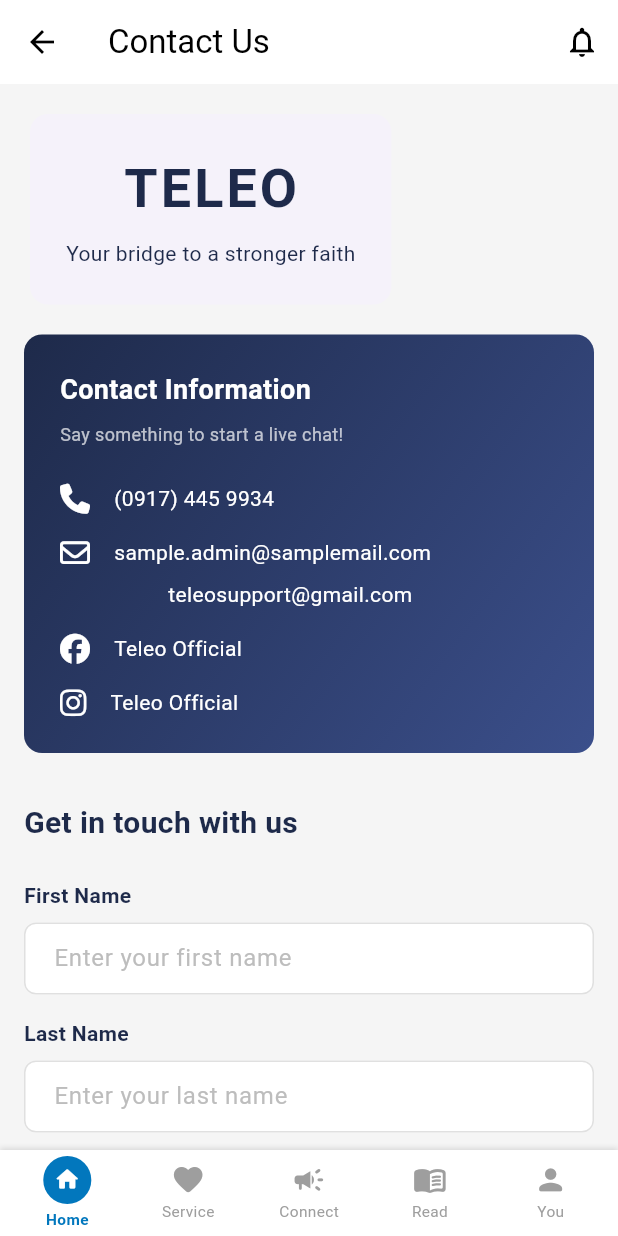
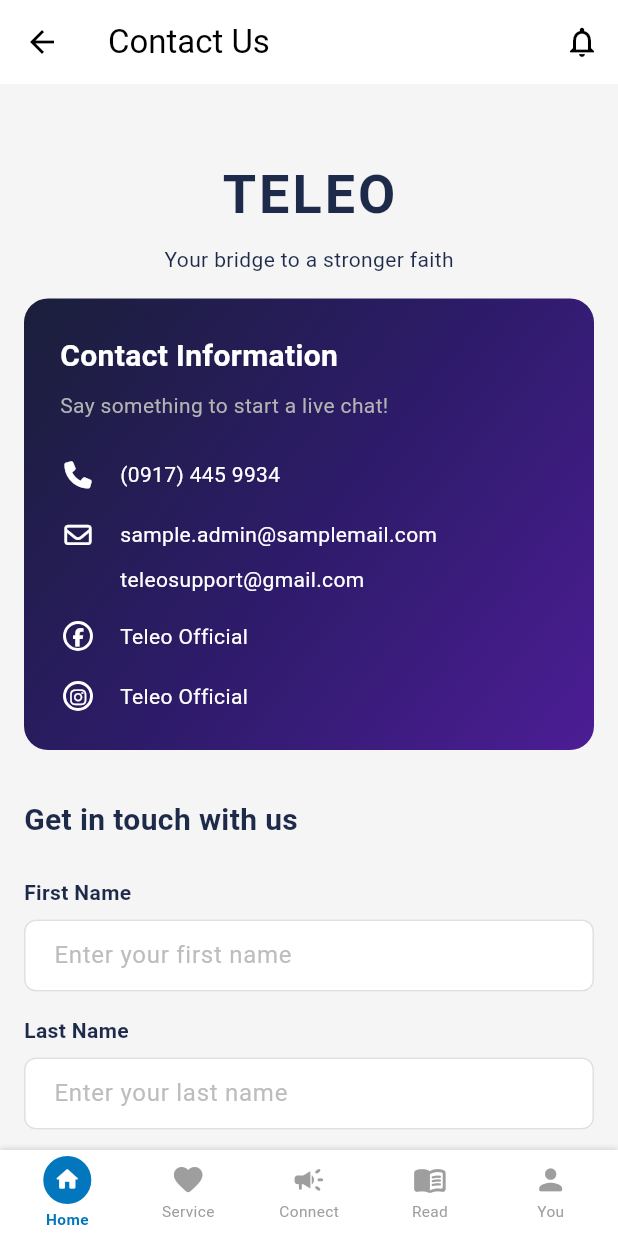
Before and after one commit to InteGreat-Team/ministry-TELEO, a Flutter app: the AdminHomePage screen opened directly, in the side drawer, after a tap on "Contact Us", on a phone screen of 412 x 824 dp. Run offline on Flutter 3.47's test engine with Material 3 defaults, Android fonts, the phone set to English and light mode, and no system bars; our stand-ins replace dotted_border, firebase_auth, firebase_core, flutter_dotenv, flutter_screenutil, font_awesome_flutter and 1 more; missing offline and left inert: church_app; accounts and stored records are empty; network calls fail; Roboto replaces fonts that are missing (Poppins); statements that could not run were skipped.

Commit message:
slight adjustments

```diff
--- a/lib/2/c1homepage/admin_types.dart
+++ b/lib/2/c1homepage/admin_types.dart
@@ -18,6 +18,7 @@ enum AdminView {
   reportIssue,
   termsAndConditions,
   contactUs,
+  donate,
 }
 
 class AdminData {
--- a/lib/2/c1homepage/home_page.dart
+++ b/lib/2/c1homepage/home_page.dart
@@ -14,6 +14,7 @@ import 'community_screen.dart';
 import 'posts_screen.dart';
 import '../../3/contact_us_screen.dart';
 import '../../3/c1widgets/authenticator_screen.dart';
+import '../../1/c1homepage/donate_screen.dart';
 
 // Import new components
 import 'components/metrics_grid.dart';
@@ -171,10 +172,13 @@ class _AdminHomePageState extends State<AdminHomePage>
           _currentTitle = 'Report Issue';
           break;
         case AdminView.termsAndConditions:
-          _currentTitle = 'Terms and Conditions';
+          _currentTitle = 'Terms & Conditions';
           break;
         case AdminView.contactUs:
           _currentTitle = 'Contact Us';
+          break;
+        case AdminView.donate:
+          _currentTitle = 'Donate';
           break;
       }
     });
@@ -433,6 +437,8 @@ class _AdminHomePageState extends State<AdminHomePage>
         return AdminTermsConditionsView(onNavigate: _navigateTo);
       case AdminView.contactUs:
         return const ContactUsScreen();
+      case AdminView.donate:
+        return const DonateScreen();
       case AdminView.home:
         return _buildHomeView();
     }
--- a/lib/3/contact_us_screen.dart
+++ b/lib/3/contact_us_screen.dart
@@ -112,14 +112,9 @@ class _ContactUsScreenState extends State<ContactUsScreen> {
           child: Column(
             crossAxisAlignment: CrossAxisAlignment.start,
             children: [
-              // Header Card
-              Card(
-                elevation: 0,
-                shape: RoundedRectangleBorder(
-                  borderRadius: BorderRadius.circular(12),
-                ),
-                child: Padding(
-                  padding: const EdgeInsets.all(24.0),
+              // Centered TELEO Header
+              SizedBox(height: 32),
+              Center(
                 child: Column(
                   children: [
                     Text(
@@ -134,25 +129,27 @@ class _ContactUsScreenState extends State<ContactUsScreen> {
                     SizedBox(height: 8),
                     Text(
                       'Your bridge to a stronger faith',
-                        style: TextStyle(
-                          fontSize: 14,
-                          color: Color(0xFF1E2A4A),
-                        ),
+                      style: TextStyle(fontSize: 14, color: Color(0xFF1E2A4A)),
                     ),
                   ],
                 ),
               ),
-              ),
               const SizedBox(height: 16),
-              // Contact Information Card
+
+              // Contact Information Card - Updated to match the design
               Container(
                 width: double.infinity,
                 decoration: BoxDecoration(
-                  borderRadius: BorderRadius.circular(12),
+                  borderRadius: BorderRadius.circular(16),
                   gradient: const LinearGradient(
-                    colors: [Color(0xFF1E2A4A), Color(0xFF3B4F8B)],
                     begin: Alignment.topLeft,
                     end: Alignment.bottomRight,
+                    colors: [
+                      Color(0xFF1a1f3a), // Dark blue
+                      Color(0xFF2d1b69), // Medium purple
+                      Color(0xFF4c1d95), // Purple
+                    ],
+                    stops: [0.0, 0.5, 1.0],
                   ),
                 ),
                 padding: const EdgeInsets.all(24.0),
@@ -162,39 +159,49 @@ class _ContactUsScreenState extends State<ContactUsScreen> {
                     const Text(
                       'Contact Information',
                       style: TextStyle(
-                        fontSize: 18,
-                        fontWeight: FontWeight.bold,
+                        fontSize: 20,
+                        fontWeight: FontWeight.w600,
                         color: Colors.white,
                       ),
                     ),
                     const SizedBox(height: 8),
                     const Text(
                       'Say something to start a live chat!',
-                      style: TextStyle(fontSize: 12, color: Colors.white70),
+                      style: TextStyle(fontSize: 14, color: Color(0xFFB3B3B3)),
                     ),
                     const SizedBox(height: 24),
+
+                    // Phone
                     _buildContactRow(FontAwesomeIcons.phone, '(0917) 445 9934'),
                     const SizedBox(height: 16),
+
+                    // Email section
                     _buildContactRow(
                       FontAwesomeIcons.envelope,
                       'sample.admin@samplemail.com',
                     ),
                     const SizedBox(height: 8),
                     Padding(
-                      padding: const EdgeInsets.only(left: 36.0),
-                      child: _buildContactRow(
-                        FontAwesomeIcons.envelope,
+                      padding: const EdgeInsets.only(left: 40.0),
+                      child: Text(
                         'teleosupport@gmail.com',
-                        showIcon: false,
+                        style: const TextStyle(
+                          color: Colors.white,
+                          fontSize: 14,
+                        ),
                       ),
                     ),
                     const SizedBox(height: 16),
-                    _buildContactRow(
-                      FontAwesomeIcons.facebook,
+
+                    // Facebook
+                    _buildSocialContactRow(
+                      FontAwesomeIcons.facebookF,
                       'Teleo Official',
                     ),
                     const SizedBox(height: 16),
-                    _buildContactRow(
+
+                    // Instagram
+                    _buildSocialContactRow(
                       FontAwesomeIcons.instagram,
                       'Teleo Official',
                     ),
@@ -295,13 +302,38 @@ class _ContactUsScreenState extends State<ContactUsScreen> {
     );
   }
 
-  Widget _buildContactRow(IconData icon, String text, {bool showIcon = true}) {
+  Widget _buildContactRow(IconData icon, String text) {
     return Row(
       children: [
-        if (showIcon)
-          FaIcon(icon, color: Colors.white, size: 20)
-        else
-          const SizedBox(width: 20),
+        Container(
+          width: 24,
+          height: 24,
+          alignment: Alignment.center,
+          child: FaIcon(icon, color: Colors.white, size: 18),
+        ),
+        const SizedBox(width: 16),
+        Text(text, style: const TextStyle(color: Colors.white, fontSize: 14)),
+      ],
+    );
+  }
+
+  Widget _buildSocialContactRow(IconData icon, String text) {
+    return Row(
+      children: [
+        Container(
+          width: 24,
+          height: 24,
+          alignment: Alignment.center,
+          child: Container(
+            width: 20,
+            height: 20,
+            decoration: BoxDecoration(
+              shape: BoxShape.circle,
+              border: Border.all(color: Colors.white, width: 2),
+            ),
+            child: Center(child: FaIcon(icon, color: Colors.white, size: 12)),
+          ),
+        ),
         const SizedBox(width: 16),
         Text(text, style: const TextStyle(color: Colors.white, fontSize: 14)),
       ],
--- a/lib/3/sidebar.dart
+++ b/lib/3/sidebar.dart
@@ -91,6 +91,12 @@ class AdminDrawer extends StatelessWidget {
                         Navigator.pop(context);
                         // Inbox functionality
                       },
+                    ),
+                    const SizedBox(height: 24),
+                    _buildMenuItem(
+                      Icons.volunteer_activism,
+                      'Donate',
+                      onTap: null,
                     ),
                     const SizedBox(height: 24),
                     _buildMenuItem(
```
Also changed, not shown: lib/2/c1homepage/admin_views/admin_profile_view.dart (+0 -78 lines). Lines whose indentation alone changed are shown as unchanged.
